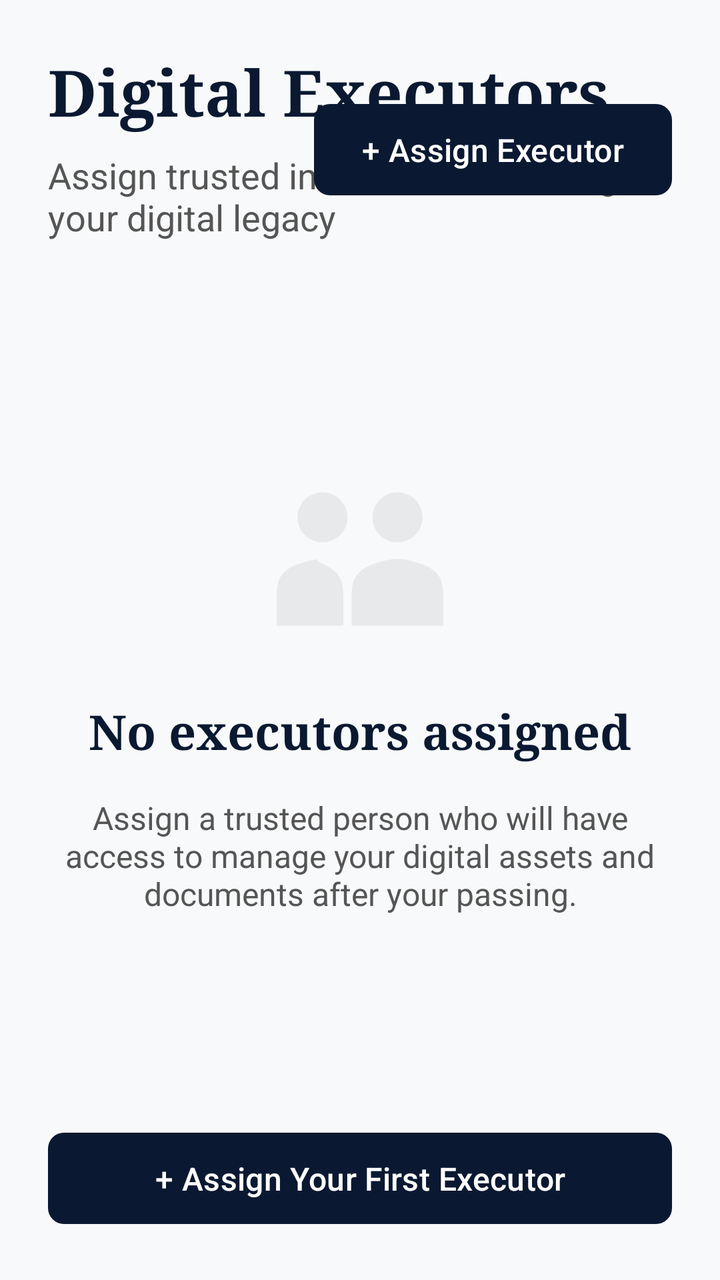
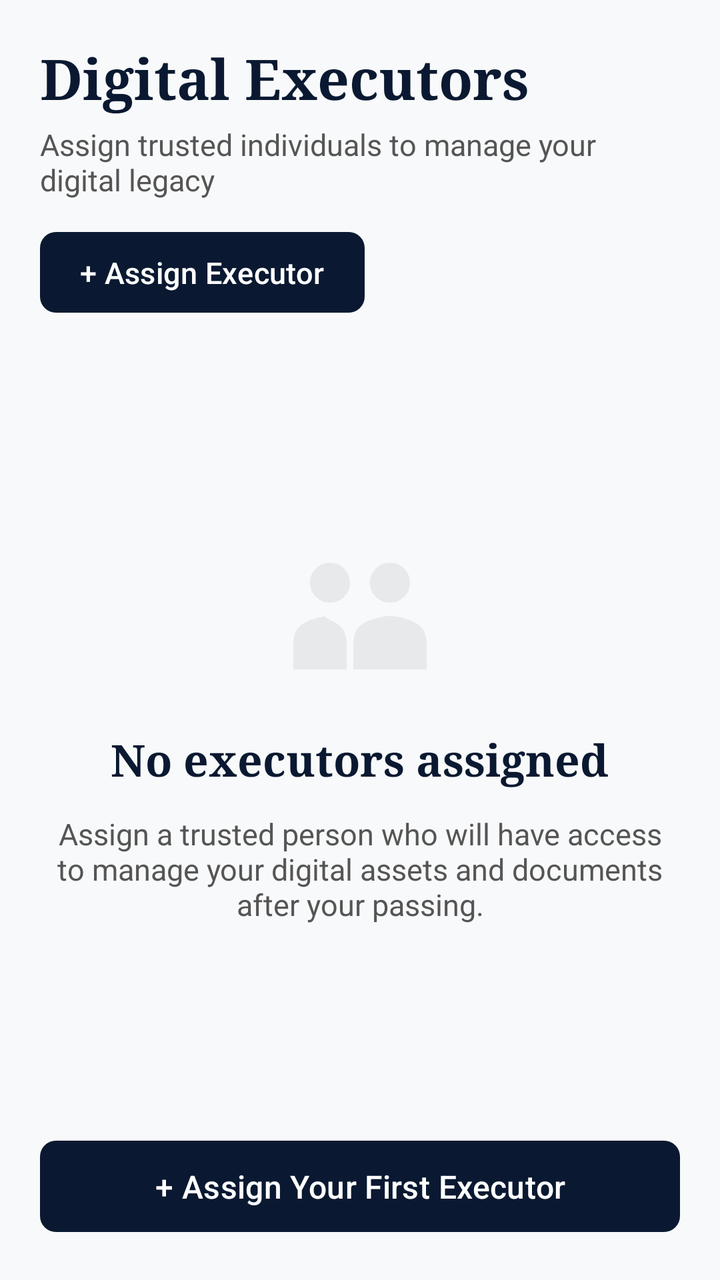

Before-and-after screenshots of an Android layout around one commit, followed by the original layout XML and the change that was made.
<!-- AndroidManifest.xml: application theme Theme.LegacyVaultSystem -->
<!-- res/layout/fragment_executors.xml -->
<?xml version="1.0" encoding="utf-8"?>
<androidx.constraintlayout.widget.ConstraintLayout xmlns:android="http://schemas.android.com/apk/res/android"
    xmlns:app="http://schemas.android.com/apk/res-auto"
    android:layout_width="match_parent"
    android:layout_height="match_parent"
    android:background="@color/background_light"
    android:padding="24dp">

    <TextView
        android:id="@+id/tv_title"
        android:layout_width="wrap_content"
        android:layout_height="wrap_content"
        android:fontFamily="serif"
        android:text="Digital Executors"
        android:textColor="@color/primary_dark_blue"
        android:textSize="32sp"
        android:textStyle="bold"
        app:layout_constraintStart_toStartOf="parent"
        app:layout_constraintTop_toTopOf="parent" />

    <TextView
        android:id="@+id/tv_subtitle"
        android:layout_width="match_parent"
        android:layout_height="wrap_content"
        android:layout_marginTop="8dp"
        android:text="Assign trusted individuals to manage your digital legacy"
        android:textColor="@color/text_secondary"
        android:textSize="18sp"
        app:layout_constraintTop_toBottomOf="@id/tv_title" />

    <com.google.android.material.button.MaterialButton
        android:id="@+id/btn_assign"
        android:layout_width="wrap_content"
        android:layout_height="wrap_content"
        android:layout_marginTop="24dp"
        android:paddingStart="24dp"
        android:paddingTop="12dp"
        android:paddingEnd="24dp"
        android:paddingBottom="12dp"
        android:text="+ Assign Executor"
        android:textAllCaps="false"
        android:textColor="@color/white"
        android:textSize="16sp"
        app:backgroundTint="@color/primary_dark_blue"
        app:cornerRadius="8dp"
        app:layout_constraintEnd_toEndOf="parent"
        app:layout_constraintTop_toTopOf="parent" />

    
    <LinearLayout
        android:id="@+id/layout_executors_list"
        android:layout_width="match_parent"
        android:layout_height="0dp"
        android:layout_marginTop="24dp"
        android:orientation="vertical"
        android:visibility="gone"
        app:layout_constraintBottom_toBottomOf="parent"
        app:layout_constraintTop_toBottomOf="@id/tv_subtitle" />

    <LinearLayout
        android:id="@+id/layout_empty_state"
        android:layout_width="match_parent"
        android:layout_height="wrap_content"
        android:gravity="center"
        android:orientation="vertical"
        app:layout_constraintBottom_toTopOf="@id/btn_assign_first"
        app:layout_constraintTop_toBottomOf="@id/tv_subtitle">

        <ImageView
            android:layout_width="100dp"
            android:layout_height="100dp"
            android:alpha="0.1"
            android:src="@drawable/ic_people_outline"
            app:tint="@color/text_secondary" />

        <TextView
            android:layout_width="wrap_content"
            android:layout_height="wrap_content"
            android:layout_marginTop="24dp"
            android:fontFamily="serif"
            android:text="No executors assigned"
            android:textColor="@color/primary_dark_blue"
            android:textSize="24sp"
            android:textStyle="bold" />

        <TextView
            android:layout_width="match_parent"
            android:layout_height="wrap_content"
            android:layout_marginTop="16dp"
            android:gravity="center"
            android:text="Assign a trusted person who will have access to manage your digital assets and documents after your passing."
            android:textColor="@color/text_secondary"
            android:textSize="16sp" />

    </LinearLayout>

    <com.google.android.material.button.MaterialButton
        android:id="@+id/btn_assign_first"
        android:layout_width="match_parent"
        android:layout_height="wrap_content"
        android:paddingTop="12dp"
        android:paddingBottom="12dp"
        android:text="+ Assign Your First Executor"
        android:textAllCaps="false"
        android:textColor="@color/white"
        android:textSize="16sp"
        app:backgroundTint="@color/primary_dark_blue"
        app:cornerRadius="8dp"
        app:layout_constraintBottom_toBottomOf="parent" />

</androidx.constraintlayout.widget.ConstraintLayout>
<!-- resources referenced by this layout -->
<resources>
  <color name="background_light">#F8F9FA</color>
  <color name="primary_dark_blue">#0A1931</color>
  <color name="text_secondary">#555555</color>
  <color name="white">#FFFFFFFF</color>
  <!-- drawable ic_people_outline (drawable) -->
  <vector xmlns:android="http://schemas.android.com/apk/res/android"
      android:width="24dp"
      android:height="24dp"
      android:viewportWidth="24"
      android:viewportHeight="24">
      <path
          android:fillColor="#000000"
          android:pathData="M16.5,13c-1.2,0 -3.5,0.6 -4.5,1.5c-1,0.9 -1,2.1 -1,3.5v3h11v-3c0,-1.4 0,-2.6 -1,-3.5c-1,-0.9 -3.3,-1.5 -4.5,-1.5zM16.5,11c1.66,0 3,-1.34 3,-3s-1.34,-3 -3,-3s-3,1.34 -3,3S14.84,11 16.5,11zM7.5,11c1.66,0 3,-1.34 3,-3s-1.34,-3 -3,-3s-3,1.34 -3,3S5.84,11 7.5,11zM7.5,13c-1.2,0 -3.5,0.6 -4.5,1.5C2,15.4 2,16.6 2,18v3h8v-3c0,-1.4 0,-2.6 -1,-3.5C8,13.6 5.7,13 7.5,13z" />
  </vector>
  <style name="Theme.LegacyVaultSystem" parent="Base.Theme.LegacyVaultSystem" />
  <style name="Base.Theme.LegacyVaultSystem" parent="Theme.Material3.DayNight.NoActionBar">
          
          <item name="colorPrimary">@color/primary_dark_blue</item>
          <item name="colorSecondary">@color/accent_gold</item>
          <item name="android:statusBarColor">@color/primary_dark_blue</item>
      </style>
  <color name="accent_gold">#D4AF37</color>
</resources>

<!-- the commit's change to res/layout/fragment_executors.xml (unified diff, before → after) -->
@@ -4,58 +4,62 @@
     android:layout_width="match_parent"
     android:layout_height="match_parent"
     android:background="@color/background_light"
-    android:padding="24dp">
+    android:padding="20dp">
 
-    <TextView
-        android:id="@+id/tv_title"
-        android:layout_width="wrap_content"
-        android:layout_height="wrap_content"
-        android:fontFamily="serif"
-        android:text="Digital Executors"
-        android:textColor="@color/primary_dark_blue"
-        android:textSize="32sp"
-        android:textStyle="bold"
-        app:layout_constraintStart_toStartOf="parent"
-        app:layout_constraintTop_toTopOf="parent" />
-
-    <TextView
-        android:id="@+id/tv_subtitle"
+    <LinearLayout
+        android:id="@+id/layout_header"
         android:layout_width="match_parent"
         android:layout_height="wrap_content"
-        android:layout_marginTop="8dp"
-        android:text="Assign trusted individuals to manage your digital legacy"
-        android:textColor="@color/text_secondary"
-        android:textSize="18sp"
-        app:layout_constraintTop_toBottomOf="@id/tv_title" />
+        android:orientation="vertical"
+        app:layout_constraintStart_toStartOf="parent"
+        app:layout_constraintTop_toTopOf="parent">
 
-    <com.google.android.material.button.MaterialButton
-        android:id="@+id/btn_assign"
-        android:layout_width="wrap_content"
-        android:layout_height="wrap_content"
-        android:layout_marginTop="24dp"
-        android:paddingStart="24dp"
-        android:paddingTop="12dp"
-        android:paddingEnd="24dp"
-        android:paddingBottom="12dp"
-        android:text="+ Assign Executor"
-        android:textAllCaps="false"
-        android:textColor="@color/white"
-        android:textSize="16sp"
-        app:backgroundTint="@color/primary_dark_blue"
-        app:cornerRadius="8dp"
-        app:layout_constraintEnd_toEndOf="parent"
-        app:layout_constraintTop_toTopOf="parent" />
+        <TextView
+            android:id="@+id/tv_title"
+            android:layout_width="wrap_content"
+            android:layout_height="wrap_content"
+            android:fontFamily="serif"
+            android:text="Digital Executors"
+            android:textColor="@color/primary_dark_blue"
+            android:textSize="28sp"
+            android:textStyle="bold" />
+
+        <TextView
+            android:id="@+id/tv_subtitle"
+            android:layout_width="match_parent"
+            android:layout_height="wrap_content"
+            android:layout_marginTop="4dp"
+            android:text="Assign trusted individuals to manage your digital legacy"
+            android:textColor="@color/text_secondary"
+            android:textSize="15sp" />
+
+        <com.google.android.material.button.MaterialButton
+            android:id="@+id/btn_assign"
+            android:layout_width="wrap_content"
+            android:layout_height="wrap_content"
+            android:layout_marginTop="12dp"
+            android:paddingStart="20dp"
+            android:paddingTop="10dp"
+            android:paddingEnd="20dp"
+            android:paddingBottom="10dp"
+            android:text="+ Assign Executor"
+            android:textAllCaps="false"
+            android:textColor="@color/white"
+            android:textSize="15sp"
+            app:backgroundTint="@color/primary_dark_blue"
+            app:cornerRadius="8dp" />
+    </LinearLayout>
 
     
     <LinearLayout
         android:id="@+id/layout_executors_list"
         android:layout_width="match_parent"
         android:layout_height="0dp"
-        android:layout_marginTop="24dp"
+        android:layout_marginTop="16dp"
         android:orientation="vertical"
         android:visibility="gone"
         app:layout_constraintBottom_toBottomOf="parent"
-        app:layout_constraintTop_toBottomOf="@id/tv_subtitle" />
+        app:layout_constraintTop_toBottomOf="@id/layout_header" />
 
     <LinearLayout
         android:id="@+id/layout_empty_state"
@@ -64,11 +68,11 @@
         android:gravity="center"
         android:orientation="vertical"
         app:layout_constraintBottom_toTopOf="@id/btn_assign_first"
-        app:layout_constraintTop_toBottomOf="@id/tv_subtitle">
+        app:layout_constraintTop_toBottomOf="@id/layout_header">
 
         <ImageView
-            android:layout_width="100dp"
-            android:layout_height="100dp"
+            android:layout_width="80dp"
+            android:layout_height="80dp"
             android:alpha="0.1"
             android:src="@drawable/ic_people_outline"
             app:tint="@color/text_secondary" />
@@ -76,21 +80,21 @@
         <TextView
             android:layout_width="wrap_content"
             android:layout_height="wrap_content"
-            android:layout_marginTop="24dp"
+            android:layout_marginTop="20dp"
             android:fontFamily="serif"
             android:text="No executors assigned"
             android:textColor="@color/primary_dark_blue"
-            android:textSize="24sp"
+            android:textSize="22sp"
             android:textStyle="bold" />
 
         <TextView
             android:layout_width="match_parent"
             android:layout_height="wrap_content"
-            android:layout_marginTop="16dp"
+            android:layout_marginTop="12dp"
             android:gravity="center"
             android:text="Assign a trusted person who will have access to manage your digital assets and documents after your passing."
             android:textColor="@color/text_secondary"
-            android:textSize="16sp" />
+            android:textSize="15sp" />
 
     </LinearLayout>
 
